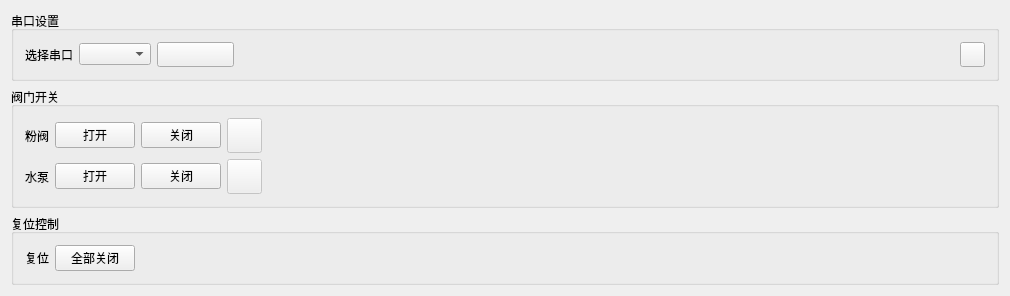
Qt form mainwindow.ui (yas8086/JetControl-QT) before a commit.
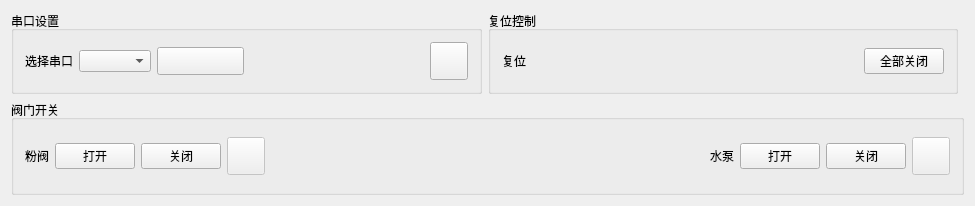
The same form after that commit. Icons and pictures are not drawn.

Commit message: 修改页面布局

What changed in the file:
```diff
--- a/mainwindow.ui
+++ b/mainwindow.ui
@@ -6,181 +6,15 @@
    <rect>
     <x>0</x>
     <y>0</y>
-    <width>1010</width>
-    <height>277</height>
+    <width>975</width>
+    <height>206</height>
    </rect>
   </property>
   <property name="windowTitle">
    <string>MainWindow</string>
   </property>
   <widget class="QWidget" name="centralWidget">
-   <layout class="QGridLayout" name="gridLayout" columnstretch="0">
-    <item row="1" column="0" rowspan="2">
-     <widget class="QGroupBox" name="GroupBoxValve">
-      <property name="title">
-       <string>阀门开关</string>
-      </property>
-      <layout class="QGridLayout" name="gridLayout_2">
-       <property name="spacing">
-        <number>6</number>
-       </property>
-       <item row="3" column="1" colspan="2">
-        <layout class="QHBoxLayout" name="horizontalLayout_3">
-         <item>
-          <widget class="QLabel" name="label_4">
-           <property name="text">
-            <string>水泵</string>
-           </property>
-          </widget>
-         </item>
-         <item>
-          <widget class="QPushButton" name="pushButtonWaterPump">
-           <property name="text">
-            <string>打开</string>
-           </property>
-          </widget>
-         </item>
-         <item>
-          <widget class="QPushButton" name="pushButtonWaterPumpOff">
-           <property name="text">
-            <string>关闭</string>
-           </property>
-          </widget>
-         </item>
-         <item>
-          <widget class="QPushButton" name="pushButtonWaterLED">
-           <property name="enabled">
-            <bool>false</bool>
-           </property>
-           <property name="minimumSize">
-            <size>
-             <width>35</width>
-             <height>35</height>
-            </size>
-           </property>
-           <property name="maximumSize">
-            <size>
-             <width>35</width>
-             <height>35</height>
-            </size>
-           </property>
-           <property name="styleSheet">
-            <string notr="true">QPushButton
-{
-border-image: url(:/img/指示灯-红.png);
-}
-QPushButton::checked
-{
-border-image: url(:/img/指示灯-绿.png);
-}
-QPushButton::unchecked
-{
-border-image: url(:/img/指示灯-红.png);
-}</string>
-           </property>
-           <property name="text">
-            <string/>
-           </property>
-           <property name="checkable">
-            <bool>true</bool>
-           </property>
-          </widget>
-         </item>
-         <item>
-          <spacer name="horizontalSpacer_4">
-           <property name="orientation">
-            <enum>Qt::Horizontal</enum>
-           </property>
-           <property name="sizeHint" stdset="0">
-            <size>
-             <width>40</width>
-             <height>20</height>
-            </size>
-           </property>
-          </spacer>
-         </item>
-        </layout>
-       </item>
-       <item row="1" column="1" colspan="2">
-        <layout class="QHBoxLayout" name="horizontalLayout_2">
-         <item>
-          <widget class="QLabel" name="label_2">
-           <property name="text">
-            <string>粉阀</string>
-           </property>
-          </widget>
-         </item>
-         <item>
-          <widget class="QPushButton" name="pushButtonPowderPump">
-           <property name="text">
-            <string>打开</string>
-           </property>
-          </widget>
-         </item>
-         <item>
-          <widget class="QPushButton" name="pushButtonPowderPumpOff">
-           <property name="text">
-            <string>关闭</string>
-           </property>
-          </widget>
-         </item>
-         <item>
-          <widget class="QPushButton" name="pushButtonPowderLED">
-           <property name="enabled">
-            <bool>false</bool>
-           </property>
-           <property name="minimumSize">
-            <size>
-             <width>35</width>
-             <height>35</height>
-            </size>
-           </property>
-           <property name="maximumSize">
-            <size>
-             <width>35</width>
-             <height>35</height>
-            </size>
-           </property>
-           <property name="styleSheet">
-            <string notr="true">QPushButton
-{
-border-image: url(:/img/指示灯-红.png);
-}
-QPushButton::checked
-{
-border-image: url(:/img/指示灯-绿.png);
-}
-QPushButton::unchecked
-{
-border-image: url(:/img/指示灯-红.png);
-}</string>
-           </property>
-           <property name="text">
-            <string/>
-           </property>
-           <property name="checkable">
-            <bool>true</bool>
-           </property>
-          </widget>
-         </item>
-         <item>
-          <spacer name="horizontalSpacer_2">
-           <property name="orientation">
-            <enum>Qt::Horizontal</enum>
-           </property>
-           <property name="sizeHint" stdset="0">
-            <size>
-             <width>5</width>
-             <height>5</height>
-            </size>
-           </property>
-          </spacer>
-         </item>
-        </layout>
-       </item>
-      </layout>
-     </widget>
-    </item>
+   <layout class="QGridLayout" name="gridLayout" columnstretch="0,0,0">
     <item row="0" column="0">
      <widget class="QGroupBox" name="GroupBoxSeries">
       <property name="title">
@@ -203,14 +37,14 @@
           <widget class="QPushButton" name="pushButtonSerial">
            <property name="minimumSize">
             <size>
-             <width>77</width>
-             <height>25</height>
+             <width>87</width>
+             <height>28</height>
             </size>
            </property>
            <property name="maximumSize">
             <size>
-             <width>77</width>
-             <height>25</height>
+             <width>87</width>
+             <height>28</height>
             </size>
            </property>
            <property name="styleSheet">
@@ -251,25 +85,27 @@
            </property>
           </spacer>
          </item>
-         <item>
-          <widget class="QPushButton" name="windowTopButton">
-           <property name="enabled">
-            <bool>true</bool>
-           </property>
-           <property name="minimumSize">
-            <size>
-             <width>25</width>
-             <height>25</height>
-            </size>
-           </property>
-           <property name="maximumSize">
-            <size>
-             <width>25</width>
-             <height>25</height>
-            </size>
-           </property>
-           <property name="styleSheet">
-            <string notr="true">QPushButton
+        </layout>
+       </item>
+       <item row="0" column="1">
+        <widget class="QPushButton" name="windowTopButton">
+         <property name="enabled">
+          <bool>true</bool>
+         </property>
+         <property name="minimumSize">
+          <size>
+           <width>38</width>
+           <height>38</height>
+          </size>
+         </property>
+         <property name="maximumSize">
+          <size>
+           <width>38</width>
+           <height>38</height>
+          </size>
+         </property>
+         <property name="styleSheet">
+          <string notr="true">QPushButton
 {
 border-image: url(:/img/窗口置顶.png);
 }
@@ -281,21 +117,19 @@
 {
 border-image: url(:/img/窗口置顶.png);
 }</string>
-           </property>
-           <property name="text">
-            <string/>
-           </property>
-           <property name="checkable">
-            <bool>true</bool>
-           </property>
-          </widget>
-         </item>
-        </layout>
+         </property>
+         <property name="text">
+          <string/>
+         </property>
+         <property name="checkable">
+          <bool>true</bool>
+         </property>
+        </widget>
        </item>
       </layout>
      </widget>
     </item>
-    <item row="3" column="0">
+    <item row="0" column="1">
      <widget class="QGroupBox" name="gridGroupBox">
       <property name="title">
        <string>复位控制</string>
@@ -310,6 +144,19 @@
            </property>
           </widget>
          </item>
+         <item>
+          <spacer name="horizontalSpacer">
+           <property name="orientation">
+            <enum>Qt::Horizontal</enum>
+           </property>
+           <property name="sizeHint" stdset="0">
+            <size>
+             <width>40</width>
+             <height>20</height>
+            </size>
+           </property>
+          </spacer>
+         </item>
          <item>
           <widget class="QPushButton" name="pushButtonReset">
            <property name="text">
@@ -317,19 +164,155 @@
            </property>
           </widget>
          </item>
+        </layout>
+       </item>
+      </layout>
+     </widget>
+    </item>
+    <item row="1" column="0" rowspan="2" colspan="3">
+     <widget class="QGroupBox" name="GroupBoxValve">
+      <property name="title">
+       <string>阀门开关</string>
+      </property>
+      <layout class="QGridLayout" name="gridLayout_2">
+       <property name="spacing">
+        <number>6</number>
+       </property>
+       <item row="1" column="1" colspan="2">
+        <layout class="QHBoxLayout" name="horizontalLayout_2">
          <item>
-          <spacer name="horizontalSpacer">
+          <widget class="QLabel" name="label_2">
+           <property name="text">
+            <string>粉阀</string>
+           </property>
+          </widget>
+         </item>
+         <item>
+          <widget class="QPushButton" name="pushButtonPowderPump">
+           <property name="text">
+            <string>打开</string>
+           </property>
+          </widget>
+         </item>
+         <item>
+          <widget class="QPushButton" name="pushButtonPowderPumpOff">
+           <property name="text">
+            <string>关闭</string>
+           </property>
+          </widget>
+         </item>
+         <item>
+          <widget class="QPushButton" name="pushButtonPowderLED">
+           <property name="enabled">
+            <bool>false</bool>
+           </property>
+           <property name="minimumSize">
+            <size>
+             <width>38</width>
+             <height>38</height>
+            </size>
+           </property>
+           <property name="maximumSize">
+            <size>
+             <width>38</width>
+             <height>38</height>
+            </size>
+           </property>
+           <property name="styleSheet">
+            <string notr="true">QPushButton
+{
+border-image: url(:/img/指示灯-红.png);
+}
+QPushButton::checked
+{
+border-image: url(:/img/指示灯-绿.png);
+}
+QPushButton::unchecked
+{
+border-image: url(:/img/指示灯-红.png);
+}</string>
+           </property>
+           <property name="text">
+            <string/>
+           </property>
+           <property name="checkable">
+            <bool>true</bool>
+           </property>
+          </widget>
+         </item>
+         <item>
+          <spacer name="horizontalSpacer_2">
            <property name="orientation">
             <enum>Qt::Horizontal</enum>
            </property>
            <property name="sizeHint" stdset="0">
             <size>
-             <width>40</width>
-             <height>20</height>
+             <width>5</width>
+             <height>5</height>
             </size>
            </property>
           </spacer>
          </item>
+         <item>
+          <widget class="QLabel" name="label_4">
+           <property name="text">
+            <string>水泵</string>
+           </property>
+          </widget>
+         </item>
+         <item>
+          <widget class="QPushButton" name="pushButtonWaterPump">
+           <property name="text">
+            <string>打开</string>
+           </property>
+          </widget>
+         </item>
+         <item>
+          <widget class="QPushButton" name="pushButtonWaterPumpOff">
+           <property name="text">
+            <string>关闭</string>
+           </property>
+          </widget>
+         </item>
+         <item>
+          <widget class="QPushButton" name="pushButtonWaterLED">
+           <property name="enabled">
+            <bool>false</bool>
+           </property>
+           <property name="minimumSize">
+            <size>
+             <width>38</width>
+             <height>38</height>
+            </size>
+           </property>
+           <property name="maximumSize">
+            <size>
+             <width>38</width>
+             <height>38</height>
+            </size>
+           </property>
+           <property name="styleSheet">
+            <string notr="true">QPushButton
+{
+border-image: url(:/img/指示灯-红.png);
+}
+QPushButton::checked
+{
+border-image: url(:/img/指示灯-绿.png);
+}
+QPushButton::unchecked
+{
+border-image: url(:/img/指示灯-红.png);
+}</string>
+           </property>
+           <property name="text">
+            <string/>
+           </property>
+           <property name="checkable">
+            <bool>true</bool>
+           </property>
+          </widget>
+         </item>
         </layout>
        </item>
       </layout>
```
The commit also changes 7 other files.
